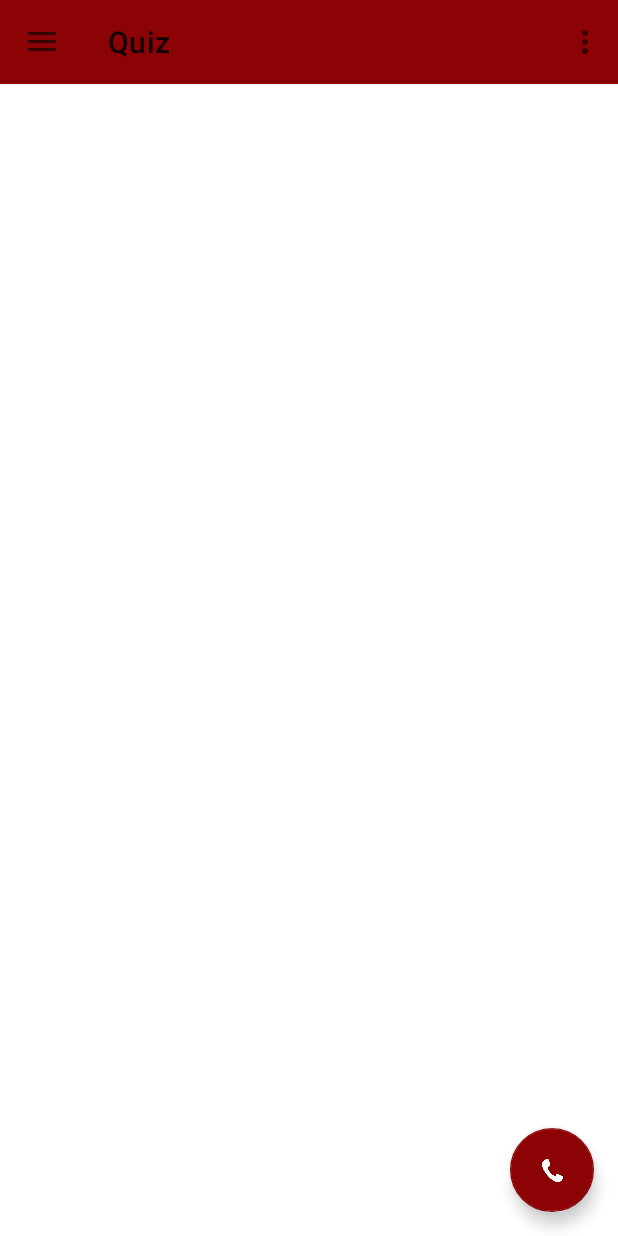
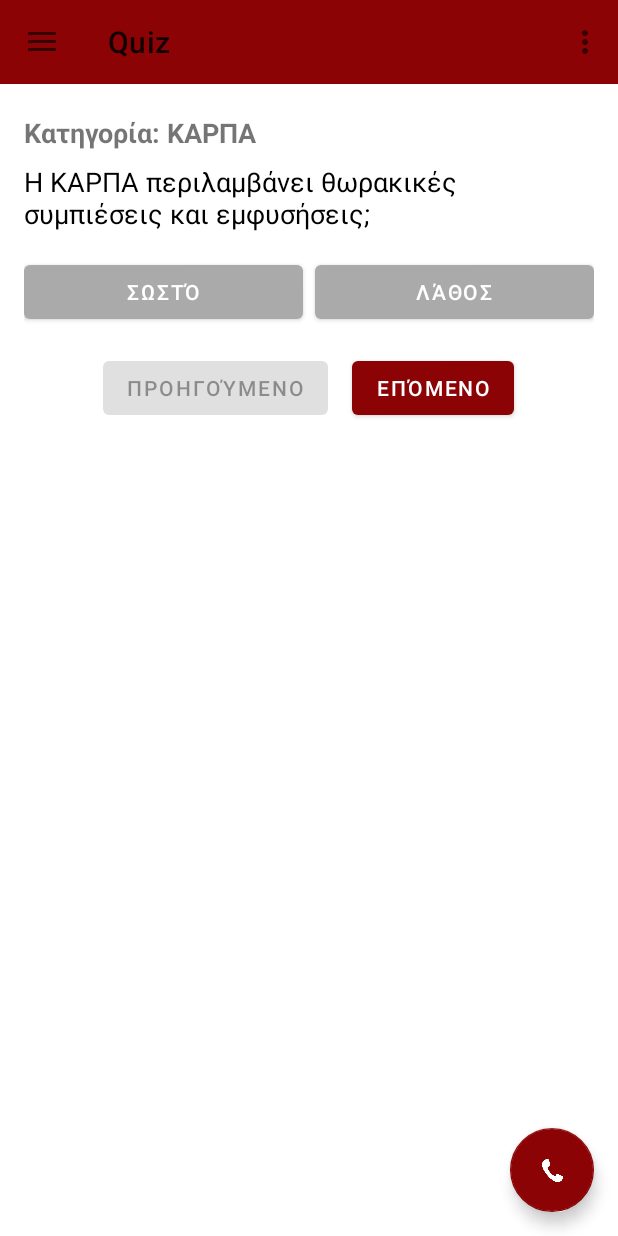
Before and after one commit to KostisSot/androidProject, an Android app: the screen it shows after launch (MainActivity), in the side drawer, after a tap on "Quiz", on a phone screen of 412 x 824 dp. Run offline under Robolectric (Android 15) with nearby library versions, the phone set to English and light mode, and no system bars; our stand-ins replace navigation-ui; 2 statements that could not run were skipped.

Commit message:
quiz category

```diff
--- a/app/src/main/java/com/example/project1/ui/quiz/QuizFragment.java
+++ b/app/src/main/java/com/example/project1/ui/quiz/QuizFragment.java
@@ -4,16 +4,16 @@ import android.os.Bundle;
 import android.view.LayoutInflater;
 import android.view.View;
 import android.view.ViewGroup;
+import android.widget.Button;
 import android.widget.TextView;
+import android.widget.Toast;
 
 import androidx.annotation.NonNull;
 import androidx.annotation.Nullable;
 import androidx.fragment.app.Fragment;
-import androidx.recyclerview.widget.LinearLayoutManager;
-import androidx.recyclerview.widget.RecyclerView;
+import androidx.navigation.Navigation;
 
 import com.example.project1.R;
-import com.example.project1.ui.quiz.QuizAdapter;
 import com.example.project1.model.QuizQuestion;
 import com.google.gson.Gson;
 import com.google.gson.reflect.TypeToken;
@@ -25,31 +25,98 @@ import java.nio.charset.StandardCharsets;
 import java.util.ArrayList;
 import java.util.List;
 
-
 public class QuizFragment extends Fragment {
 
-    private static final String SELECTED_CATEGORY = "Βασικές Γνώσεις";  // Μπορεί να γίνει δυναμικό στο μέλλον
+    private String selectedCategory = "ΚΑΡΠΑ"; // Default in case none passed
+    private List<QuizQuestion> filteredQuestions;
+    private int currentIndex = 0;
+
+    private TextView categoryTitle, questionText, explanationText;
+    private Button trueBtn, falseBtn, nextBtn, prevBtn;
 
     @Nullable
     @Override
     public View onCreateView(@NonNull LayoutInflater inflater, @Nullable ViewGroup container, @Nullable Bundle savedInstanceState) {
         View view = inflater.inflate(R.layout.fragment_quiz, container, false);
-        RecyclerView recyclerView = view.findViewById(R.id.quizRecyclerView);
-        TextView categoryTitle = view.findViewById(R.id.categoryTitle);
-        categoryTitle.setText("Κατηγορία: " + SELECTED_CATEGORY);
 
-        recyclerView.setLayoutManager(new LinearLayoutManager(getContext()));
+        categoryTitle = view.findViewById(R.id.categoryTitle);
+        questionText = view.findViewById(R.id.questionText);
+        explanationText = view.findViewById(R.id.explanationText);
+        trueBtn = view.findViewById(R.id.trueBtn);
+        falseBtn = view.findViewById(R.id.falseBtn);
+        nextBtn = view.findViewById(R.id.nextBtn);
+        prevBtn = view.findViewById(R.id.prevBtn);
+
+        // Get category from arguments
+        if (getArguments() != null) {
+            selectedCategory = getArguments().getString("category", "ΚΑΡΠΑ");
+        }
+
+        categoryTitle.setText("Κατηγορία: " + selectedCategory);
 
         List<QuizQuestion> questions = loadQuizData();
-        List<QuizQuestion> filtered = new ArrayList<>();
+        filteredQuestions = new ArrayList<>();
         for (QuizQuestion q : questions) {
-            if (q.getCategory().equalsIgnoreCase(SELECTED_CATEGORY)) {
-                filtered.add(q);
+            if (q.getCategory().equalsIgnoreCase(selectedCategory)) {
+                filteredQuestions.add(q);
             }
         }
 
-        recyclerView.setAdapter(new QuizAdapter(filtered));
+        displayQuestion();
+
+        trueBtn.setOnClickListener(v -> handleAnswer(true));
+        falseBtn.setOnClickListener(v -> handleAnswer(false));
+
+        nextBtn.setOnClickListener(v -> {
+            if (currentIndex < filteredQuestions.size() - 1) {
+                currentIndex++;
+                displayQuestion();
+            } else {
+                Toast.makeText(getContext(), "Τέλος ερωτήσεων.", Toast.LENGTH_SHORT).show();
+                Navigation.findNavController(v).navigate(R.id.categoryFragment);
+            }
+        });
+
+        prevBtn.setOnClickListener(v -> {
+            if (currentIndex > 0) {
+                currentIndex--;
+                displayQuestion();
+            }
+        });
+
         return view;
+    }
+
+    private void displayQuestion() {
+        QuizQuestion question = filteredQuestions.get(currentIndex);
+        questionText.setText(question.getQuestion());
+        explanationText.setText(question.getExplanation());
+        explanationText.setVisibility(View.GONE);
+
+        trueBtn.setEnabled(true);
+        falseBtn.setEnabled(true);
+        trueBtn.setBackgroundColor(getResources().getColor(android.R.color.darker_gray));
+        falseBtn.setBackgroundColor(getResources().getColor(android.R.color.darker_gray));
+
+        prevBtn.setEnabled(currentIndex > 0);
+        nextBtn.setEnabled(true); // Ενεργό πάντα, ώστε να εμφανίζει toast
+    }
+
+    private void handleAnswer(boolean userAnswer) {
+        QuizQuestion question = filteredQuestions.get(currentIndex);
+        boolean correct = userAnswer == question.isCorrectAnswer();
+
+        if (question.isCorrectAnswer()) {
+            trueBtn.setBackgroundColor(getResources().getColor(android.R.color.holo_green_light));
+            falseBtn.setBackgroundColor(getResources().getColor(android.R.color.holo_red_light));
+        } else {
+            trueBtn.setBackgroundColor(getResources().getColor(android.R.color.holo_red_light));
+            falseBtn.setBackgroundColor(getResources().getColor(android.R.color.holo_green_light));
+        }
+
+        explanationText.setVisibility(View.VISIBLE);
+        trueBtn.setEnabled(false);
+        falseBtn.setEnabled(false);
     }
 
     private List<QuizQuestion> loadQuizData() {
--- a/app/src/main/res/layout/fragment_quiz.xml
+++ b/app/src/main/res/layout/fragment_quiz.xml
@@ -1,21 +1,84 @@
 <?xml version="1.0" encoding="utf-8"?>
-<LinearLayout xmlns:android="http://schemas.android.com/apk/res/android"
-android:orientation="vertical"
-android:padding="8dp"
+<ScrollView xmlns:android="http://schemas.android.com/apk/res/android"
 android:layout_width="match_parent"
-android:layout_height="match_parent">
+android:layout_height="match_parent"
+android:padding="16dp">
 
-<TextView
-    android:id="@+id/categoryTitle"
-    android:text="Κατηγορία: ΚΑΡΠΑ"
-    android:textSize="20sp"
-    android:textStyle="bold"
-    android:padding="8dp"
+<LinearLayout
+    android:orientation="vertical"
     android:layout_width="match_parent"
-    android:layout_height="wrap_content" />
+    android:layout_height="wrap_content"
+    android:paddingTop="60dp">
 
-<androidx.recyclerview.widget.RecyclerView
-    android:id="@+id/quizRecyclerView"
-    android:layout_width="match_parent"
-    android:layout_height="match_parent" />
+    <TextView
+        android:id="@+id/categoryTitle"
+        android:layout_width="wrap_content"
+        android:layout_height="wrap_content"
+        android:layout_marginBottom="8dp"
+        android:text="Κατηγορία:"
+        android:textSize="18sp"
+        android:textStyle="bold" />
+
+    <TextView
+        android:id="@+id/questionText"
+        android:layout_width="match_parent"
+        android:layout_height="wrap_content"
+        android:text="Ερώτηση"
+        android:textSize="18sp"
+        android:textColor="@android:color/black"
+        android:layout_marginBottom="16dp" />
+
+    <LinearLayout
+        android:orientation="horizontal"
+        android:gravity="center"
+        android:layout_width="match_parent"
+        android:layout_height="wrap_content"
+        android:layout_marginBottom="16dp">
+
+        <Button
+            android:id="@+id/trueBtn"
+            android:layout_width="0dp"
+            android:layout_height="wrap_content"
+            android:layout_weight="1"
+            android:text="Σωστό" />
+
+        <Button
+            android:id="@+id/falseBtn"
+            android:layout_width="0dp"
+            android:layout_height="wrap_content"
+            android:layout_weight="1"
+            android:text="Λάθος"
+            android:layout_marginStart="8dp" />
+    </LinearLayout>
+
+    <TextView
+        android:id="@+id/explanationText"
+        android:layout_width="match_parent"
+        android:layout_height="wrap_content"
+        android:text="Εξήγηση"
+        android:textColor="@android:color/darker_gray"
+        android:textSize="16sp"
+        android:layout_marginBottom="16dp"
+        android:visibility="gone" />
+
+    <LinearLayout
+        android:layout_width="match_parent"
+        android:layout_height="wrap_content"
+        android:gravity="center"
+        android:orientation="horizontal">
+
+        <Button
+            android:id="@+id/prevBtn"
+            android:layout_width="wrap_content"
+            android:layout_height="wrap_content"
+            android:text="Προηγούμενο" />
+
+        <Button
+            android:id="@+id/nextBtn"
+            android:layout_width="wrap_content"
+            android:layout_height="wrap_content"
+            android:layout_marginStart="16dp"
+            android:text="Επόμενο" />
+    </LinearLayout>
 </LinearLayout>
+</ScrollView>
--- a/app/src/main/res/navigation/mobile_navigation.xml
+++ b/app/src/main/res/navigation/mobile_navigation.xml
@@ -76,4 +76,5 @@
 
 
 
+
 </navigation>
```
Also changed, not shown: app/src/main/assets/quiz_data.json (+3 -5 lines), app/src/main/java/com/example/project1/ui/category/CategoryAdapter.java (+18 -17 lines), app/src/main/res/layout/item_category.xml (added, +18 -0 lines), app/src/main/java/com/example/project1/ui/category/CategoryFragment.java (line endings or trailing spaces).
